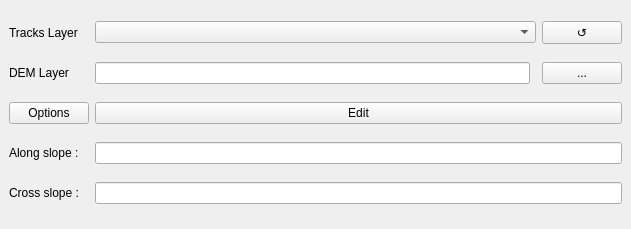
First picture: the form in PisteCreator_dockwidget_base.ui, repository SebastienPeillet/PisteCreator, before the edit.
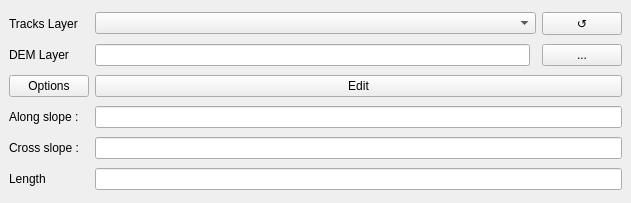
Second picture: the form after the edit.

Commit message: add length information

```diff
--- a/PisteCreator_dockwidget_base.ui
+++ b/PisteCreator_dockwidget_base.ui
@@ -7,7 +7,7 @@
     <x>0</x>
     <y>0</y>
     <width>631</width>
-    <height>229</height>
+    <height>203</height>
    </rect>
   </property>
   <property name="windowTitle">
@@ -83,6 +83,16 @@
       </property>
      </widget>
     </item>
+    <item row="8" column="0">
+     <widget class="QLabel" name="LengthLabel">
+      <property name="text">
+       <string>Length</string>
+      </property>
+     </widget>
+    </item>
+    <item row="8" column="1" colspan="3">
+     <widget class="QLineEdit" name="LengthResult"/>
+    </item>
    </layout>
   </widget>
  </widget>
```
Left out of the diff: 60 changed lines with no effect on the pictures. The commit also changes 5 other files.
